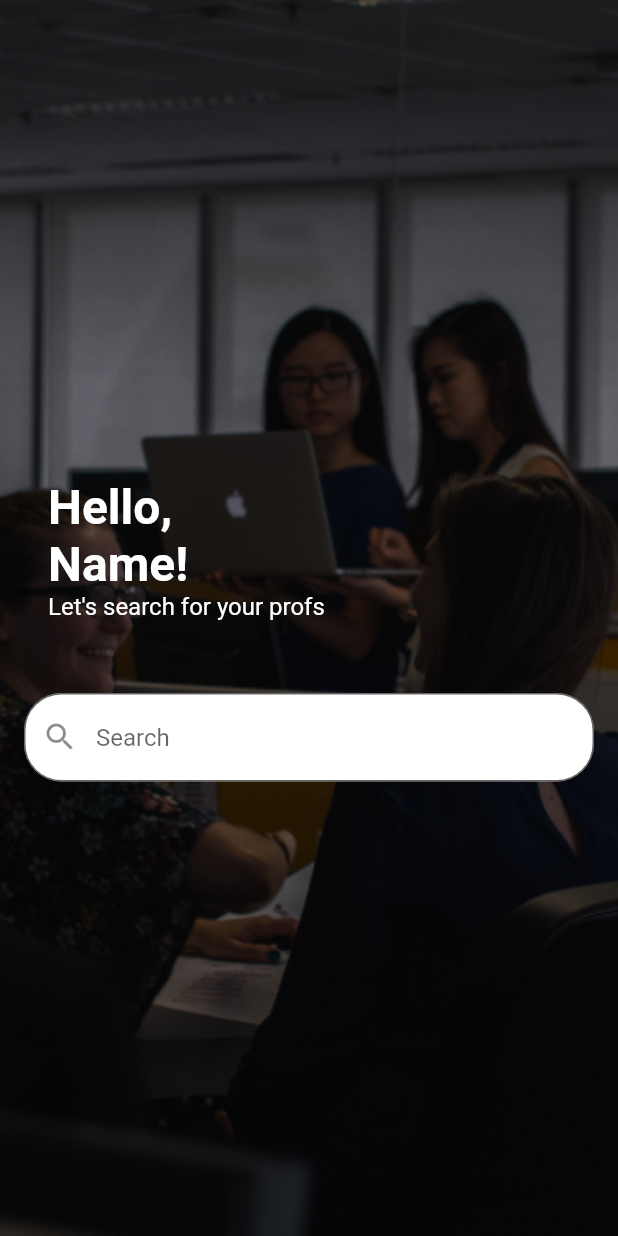
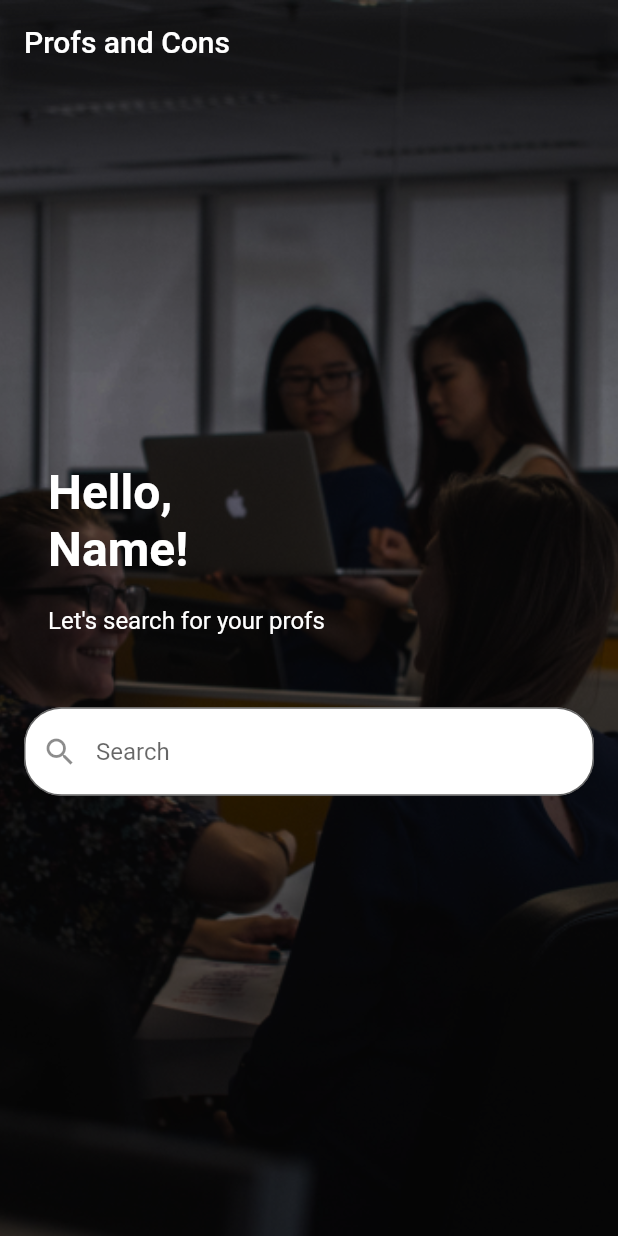
Before and after one commit to trasyipapo/profs_and_cons, a Flutter app: the Home screen opened by its route, on a phone screen of 412 x 824 dp. Run offline on Flutter 3.47's test engine with Material 2 defaults, Android fonts, the phone set to English and light mode, and no system bars.

Commit message:
add profscons appbar to home page

```diff
--- a/lib/pages/home.dart
+++ b/lib/pages/home.dart
@@ -6,6 +6,16 @@ class Home extends StatelessWidget {
   @override
   Widget build(BuildContext context) {
     return Scaffold(
+        extendBodyBehindAppBar: true,
+        appBar: AppBar(
+          automaticallyImplyLeading: false,
+          centerTitle: false,
+          backgroundColor: Colors.transparent,
+          title: const Text(
+            'Profs and Cons',
+            textAlign: TextAlign.left,
+          ),
+        ),
         body: Container(
             constraints: const BoxConstraints.expand(),
             decoration: const BoxDecoration(
@@ -49,7 +59,9 @@ Name!''',
                     fontWeight: FontWeight.bold,
                     fontSize: 32,
                     color: Colors.white)),
-            Text("Let's search for your profs",
+            Text('''
+
+Let's search for your profs''',
                 style: TextStyle(fontSize: 16, color: Colors.white))
           ],
         )));
```
